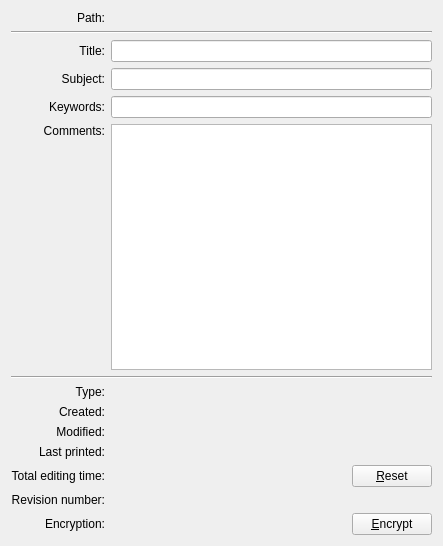
First picture: the form in libs/main/koDocumentInfoAboutWidget.ui, repository KDE/krita, before the edit.
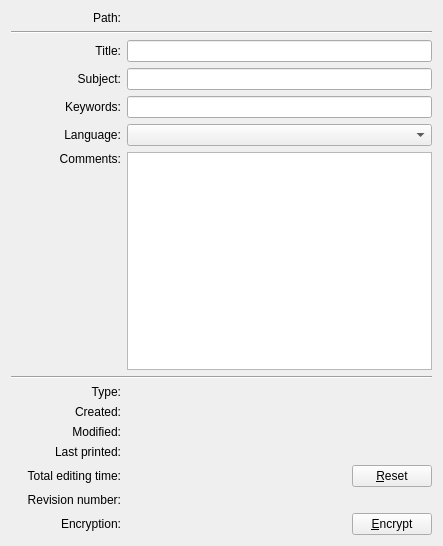
Second picture: the form after the edit.

Commit message: Add dc:language to meta.xml metadata.

Patch:
```diff
--- a/libs/main/koDocumentInfoAboutWidget.ui
+++ b/libs/main/koDocumentInfoAboutWidget.ui
@@ -1,7 +1,7 @@
 <ui version="4.0" >
  <class>KoDocumentInfoAboutWidget</class>
- <widget class="QWidget" name="KoDocumentInfoAboutWidget" >
-  <property name="geometry" >
+ <widget class="QWidget" name="KoDocumentInfoAboutWidget">
+  <property name="geometry">
    <rect>
     <x>0</x>
     <y>0</y>
@@ -9,274 +9,48 @@
     <height>546</height>
    </rect>
   </property>
-  <layout class="QGridLayout" >
-   <item row="0" column="0" >
-    <widget class="QLabel" name="filePathInfoLabel" >
-     <property name="text" >
-      <string>Path:</string>
-     </property>
-     <property name="alignment">
-      <set>Qt::AlignRight|Qt::AlignTrailing|Qt::AlignVCenter</set>
-     </property>
-    </widget>
-   </item>
-   <item row="0" column="1" colspan="2" >
-    <widget class="QLabel" name="filePathLabel" >
-     <property name="text" >
-      <string/>
-     </property>
-    </widget>
-   </item>
-   <item row="1" column="0" colspan="3" >
-    <widget class="Line" name="filePathSeparatorLine" >
-     <property name="orientation" >
-      <enum>Qt::Horizontal</enum>
-     </property>
-    </widget>
-   </item>
-   <item row="2" column="0" >
-    <widget class="QLabel" name="lblTitleDesc" >
-     <property name="text" >
-      <string comment="Document title">Title:</string>
-     </property>
-     <property name="alignment">
-      <set>Qt::AlignRight|Qt::AlignTrailing|Qt::AlignVCenter</set>
-     </property>
-     <property name="buddy" >
-      <cstring>leTitle</cstring>
-     </property>
-    </widget>
-   </item>
-   <item row="2" column="1" colspan="2" >
-    <widget class="QLineEdit" name="leTitle" />
-   </item>
-   <item row="3" column="0" >
-    <widget class="QLabel" name="lblSubjectDesc" >
-     <property name="text" >
-      <string>Subject:</string>
-     </property>
-     <property name="alignment">
-      <set>Qt::AlignRight|Qt::AlignTrailing|Qt::AlignVCenter</set>
-     </property>
-     <property name="buddy" >
-      <cstring>leSubject</cstring>
-     </property>
-    </widget>
-   </item>
-   <item row="3" column="1" colspan="2" >
-    <widget class="QLineEdit" name="leSubject" />
-   </item>
-   <item row="4" column="0" >
-    <widget class="QLabel" name="lblKeywordsDesc" >
-     <property name="text" >
-      <string>Keywords:</string>
-     </property>
-     <property name="alignment">
-      <set>Qt::AlignRight|Qt::AlignTrailing|Qt::AlignVCenter</set>
-     </property>
-     <property name="buddy" >
-      <cstring>leKeywords</cstring>
-     </property>
-    </widget>
-   </item>
-   <item row="4" column="1" colspan="2" >
-    <widget class="QLineEdit" name="leKeywords" >
-     <property name="text" >
-      <string/>
-     </property>
-    </widget>
-   </item>
-   <item row="5" column="0" >
-    <widget class="QLabel" name="lbCommentsDesc" >
-     <property name="text" >
-      <string>Comments:</string>
-     </property>
-     <property name="alignment" >
-      <set>Qt::AlignLeading|Qt::AlignRight|Qt::AlignTop</set>
-     </property>
-     <property name="buddy" >
-      <cstring>meComments</cstring>
-     </property>
-    </widget>
-   </item>
-   <item row="5" column="1" colspan="2" >
-    <widget class="QTextEdit" name="meComments" />
-   </item>
-   <item row="6" column="0" colspan="3" >
-    <widget class="Line" name="line_2" >
-     <property name="orientation" >
-      <enum>Qt::Horizontal</enum>
-     </property>
-    </widget>
-   </item>
-   <item row="7" column="0" >
-    <widget class="QLabel" name="lblTypeDesc" >
-     <property name="alignment">
-      <set>Qt::AlignRight|Qt::AlignTrailing|Qt::AlignVCenter</set>
-     </property>
-     <property name="text" >
-      <string>Type:</string>
-     </property>
-    </widget>
-   </item>
-   <item row="7" column="1" >
-    <widget class="QLabel" name="lblType" >
-     <property name="text" >
-      <string/>
-     </property>
-    </widget>
-   </item>
-   <item row="8" column="0" >
-    <widget class="QLabel" name="lblCreatedDesc" >
-     <property name="text" >
-      <string>Created:</string>
-     </property>
-     <property name="alignment">
-      <set>Qt::AlignRight|Qt::AlignTrailing|Qt::AlignVCenter</set>
-     </property>
-    </widget>
-   </item>
-   <item row="8" column="1" >
-    <widget class="QLabel" name="lblCreated" >
-     <property name="text" >
-      <string/>
-     </property>
-    </widget>
-   </item>
-   <item row="9" column="0" >
-    <widget class="QLabel" name="lblModifiedDesc" >
-     <property name="text" >
-      <string>Modified:</string>
-     </property>
-     <property name="alignment">
-      <set>Qt::AlignRight|Qt::AlignTrailing|Qt::AlignVCenter</set>
-     </property>
-    </widget>
-   </item>
-   <item row="9" column="1" >
-    <widget class="QLabel" name="lblModified" >
-     <property name="text" >
-      <string/>
-     </property>
-    </widget>
-   </item>
-   <item row="10" column="0" >
-    <widget class="QLabel" name="lblLastPrintedDesc" >
-     <property name="text" >
-      <string>Last printed:</string>
-     </property>
-     <property name="alignment">
-      <set>Qt::AlignRight|Qt::AlignTrailing|Qt::AlignVCenter</set>
-     </property>
-    </widget>
-   </item>
-   <item row="10" column="1" >
-    <widget class="QLabel" name="lblLastPrinted" >
-     <property name="text" >
-      <string/>
-     </property>
-    </widget>
-   </item>
-   <item row="11" column="0" >
-    <widget class="QLabel" name="lblEditingDesc" >
-     <property name="text" >
-      <string>Total editing time:</string>
-     </property>
-     <property name="alignment">
-      <set>Qt::AlignRight|Qt::AlignTrailing|Qt::AlignVCenter</set>
-     </property>
-     <property name="buddy" >
-      <cstring>pbReset</cstring>
-     </property>
-    </widget>
-   </item>
-   <item row="11" column="1" >
-    <widget class="QLabel" name="lblEditing" >
-     <property name="text" >
-      <string/>
-     </property>
-    </widget>
-   </item>
-   <item row="11" column="2" >
-    <widget class="QPushButton" name="pbReset" >
-     <property name="sizePolicy" >
-      <sizepolicy vsizetype="Fixed" hsizetype="Preferred" >
+  <layout class="QGridLayout">
+   <item row="14" column="2">
+    <widget class="QPushButton" name="pbEncrypt">
+     <property name="sizePolicy">
+      <sizepolicy hsizetype="Preferred" vsizetype="Fixed">
        <horstretch>0</horstretch>
        <verstretch>0</verstretch>
       </sizepolicy>
      </property>
-     <property name="layoutDirection" >
-      <enum>Qt::RightToLeft</enum>
+     <property name="text">
+      <string>&amp;Encrypt</string>
      </property>
-     <property name="text" >
-      <string>&amp;Reset</string>
-     </property>
     </widget>
    </item>
-   <item row="12" column="0" >
-    <widget class="QLabel" name="lblRevisionDesc" >
-     <property name="text" >
-      <string>Revision number:</string>
-     </property>
-     <property name="alignment">
-      <set>Qt::AlignRight|Qt::AlignTrailing|Qt::AlignVCenter</set>
-     </property>
-    </widget>
-   </item>
-   <item row="12" column="1" >
-    <widget class="QLabel" name="lblRevision" >
-     <property name="text" >
-      <string/>
-     </property>
-    </widget>
-   </item>
-   <item row="13" column="0" >
-    <widget class="QLabel" name="lblEncryptedDesc" >
-     <property name="text" >
-      <string>Encryption:</string>
-     </property>
-     <property name="alignment">
-      <set>Qt::AlignRight|Qt::AlignTrailing|Qt::AlignVCenter</set>
-     </property>
-    </widget>
-   </item>
-   <item row="13" column="1" >
-    <layout class="QHBoxLayout" >
-     <property name="spacing" >
+   <item row="14" column="1">
+    <layout class="QHBoxLayout">
+     <property name="spacing">
       <number>6</number>
      </property>
-     <property name="leftMargin" >
-      <number>0</number>
-     </property>
-     <property name="topMargin" >
-      <number>0</number>
-     </property>
-     <property name="rightMargin" >
-      <number>0</number>
-     </property>
-     <property name="bottomMargin" >
+     <property name="margin">
       <number>0</number>
      </property>
      <item>
-      <widget class="QLabel" name="lblEncryptedPic" >
-       <property name="text" >
+      <widget class="QLabel" name="lblEncryptedPic">
+       <property name="text">
         <string/>
        </property>
       </widget>
      </item>
      <item>
-      <widget class="QLabel" name="lblEncrypted" >
-       <property name="text" >
+      <widget class="QLabel" name="lblEncrypted">
+       <property name="text">
         <string/>
        </property>
       </widget>
      </item>
      <item>
       <spacer>
-       <property name="orientation" >
+       <property name="orientation">
         <enum>Qt::Horizontal</enum>
        </property>
-       <property name="sizeHint" >
+       <property name="sizeHint" stdset="0">
         <size>
          <width>40</width>
          <height>20</height>
@@ -286,16 +60,243 @@
      </item>
     </layout>
    </item>
-   <item row="13" column="2" >
-    <widget class="QPushButton" name="pbEncrypt" >
-     <property name="sizePolicy" >
-      <sizepolicy vsizetype="Fixed" hsizetype="Preferred" >
+   <item row="4" column="0">
+    <widget class="QLabel" name="lblKeywordsDesc">
+     <property name="text">
+      <string>Keywords:</string>
+     </property>
+     <property name="alignment">
+      <set>Qt::AlignRight|Qt::AlignTrailing|Qt::AlignVCenter</set>
+     </property>
+     <property name="buddy">
+      <cstring>leKeywords</cstring>
+     </property>
+    </widget>
+   </item>
+   <item row="9" column="1">
+    <widget class="QLabel" name="lblCreated">
+     <property name="text">
+      <string/>
+     </property>
+    </widget>
+   </item>
+   <item row="7" column="0" colspan="3">
+    <widget class="Line" name="line_2">
+     <property name="orientation">
+      <enum>Qt::Horizontal</enum>
+     </property>
+    </widget>
+   </item>
+   <item row="13" column="1">
+    <widget class="QLabel" name="lblRevision">
+     <property name="text">
+      <string/>
+     </property>
+    </widget>
+   </item>
+   <item row="0" column="1" colspan="2">
+    <widget class="QLabel" name="filePathLabel">
+     <property name="text">
+      <string/>
+     </property>
+    </widget>
+   </item>
+   <item row="2" column="1" colspan="2">
+    <widget class="QLineEdit" name="leTitle"/>
+   </item>
+   <item row="3" column="1" colspan="2">
+    <widget class="QLineEdit" name="leSubject"/>
+   </item>
+   <item row="3" column="0">
+    <widget class="QLabel" name="lblSubjectDesc">
+     <property name="text">
+      <string>Subject:</string>
+     </property>
+     <property name="alignment">
+      <set>Qt::AlignRight|Qt::AlignTrailing|Qt::AlignVCenter</set>
+     </property>
+     <property name="buddy">
+      <cstring>leSubject</cstring>
+     </property>
+    </widget>
+   </item>
+   <item row="11" column="0">
+    <widget class="QLabel" name="lblLastPrintedDesc">
+     <property name="text">
+      <string>Last printed:</string>
+     </property>
+     <property name="alignment">
+      <set>Qt::AlignRight|Qt::AlignTrailing|Qt::AlignVCenter</set>
+     </property>
+    </widget>
+   </item>
+   <item row="8" column="1">
+    <widget class="QLabel" name="lblType">
+     <property name="text">
+      <string/>
+     </property>
+    </widget>
+   </item>
+   <item row="8" column="0">
+    <widget class="QLabel" name="lblTypeDesc">
+     <property name="text">
+      <string>Type:</string>
+     </property>
+     <property name="alignment">
+      <set>Qt::AlignRight|Qt::AlignTrailing|Qt::AlignVCenter</set>
+     </property>
+    </widget>
+   </item>
+   <item row="1" column="0" colspan="3">
+    <widget class="Line" name="filePathSeparatorLine">
+     <property name="orientation">
+      <enum>Qt::Horizontal</enum>
+     </property>
+    </widget>
+   </item>
+   <item row="12" column="0">
+    <widget class="QLabel" name="lblEditingDesc">
+     <property name="text">
+      <string>Total editing time:</string>
+     </property>
+     <property name="alignment">
+      <set>Qt::AlignRight|Qt::AlignTrailing|Qt::AlignVCenter</set>
+     </property>
+     <property name="buddy">
+      <cstring>pbReset</cstring>
+     </property>
+    </widget>
+   </item>
+   <item row="11" column="1">
+    <widget class="QLabel" name="lblLastPrinted">
+     <property name="text">
+      <string/>
+     </property>
+    </widget>
+   </item>
+   <item row="14" column="0">
+    <widget class="QLabel" name="lblEncryptedDesc">
+     <property name="text">
+      <string>Encryption:</string>
+     </property>
+     <property name="alignment">
+      <set>Qt::AlignRight|Qt::AlignTrailing|Qt::AlignVCenter</set>
+     </property>
+    </widget>
+   </item>
+   <item row="2" column="0">
+    <widget class="QLabel" name="lblTitleDesc">
+     <property name="text">
+      <string comment="Document title">Title:</string>
+     </property>
+     <property name="alignment">
+      <set>Qt::AlignRight|Qt::AlignTrailing|Qt::AlignVCenter</set>
+     </property>
+     <property name="buddy">
+      <cstring>leTitle</cstring>
+     </property>
+    </widget>
+   </item>
+   <item row="13" column="0">
+    <widget class="QLabel" name="lblRevisionDesc">
+     <property name="text">
+      <string>Revision number:</string>
+     </property>
+     <property name="alignment">
+      <set>Qt::AlignRight|Qt::AlignTrailing|Qt::AlignVCenter</set>
+     </property>
+    </widget>
+   </item>
+   <item row="10" column="0">
+    <widget class="QLabel" name="lblModifiedDesc">
+     <property name="text">
+      <string>Modified:</string>
+     </property>
+     <property name="alignment">
+      <set>Qt::AlignRight|Qt::AlignTrailing|Qt::AlignVCenter</set>
+     </property>
+    </widget>
+   </item>
+   <item row="6" column="1" colspan="2">
+    <widget class="QTextEdit" name="meComments"/>
+   </item>
+   <item row="10" column="1">
+    <widget class="QLabel" name="lblModified">
+     <property name="text">
+      <string/>
+     </property>
+    </widget>
+   </item>
+   <item row="6" column="0">
+    <widget class="QLabel" name="lbCommentsDesc">
+     <property name="text">
+      <string>Comments:</string>
+     </property>
+     <property name="alignment">
+      <set>Qt::AlignLeading|Qt::AlignLeft|Qt::AlignRight|Qt::AlignTop|Qt::AlignTrailing</set>
+     </property>
+     <property name="buddy">
+      <cstring>meComments</cstring>
+     </property>
+    </widget>
+   </item>
+   <item row="4" column="1" colspan="2">
+    <widget class="QLineEdit" name="leKeywords">
+     <property name="text">
+      <string/>
+     </property>
+    </widget>
+   </item>
+   <item row="9" column="0">
+    <widget class="QLabel" name="lblCreatedDesc">
+     <property name="text">
+      <string>Created:</string>
+     </property>
+     <property name="alignment">
+      <set>Qt::AlignRight|Qt::AlignTrailing|Qt::AlignVCenter</set>
+     </property>
+    </widget>
+   </item>
+   <item row="0" column="0">
+    <widget class="QLabel" name="filePathInfoLabel">
+     <property name="text">
+      <string>Path:</string>
+     </property>
+     <property name="alignment">
+      <set>Qt::AlignRight|Qt::AlignTrailing|Qt::AlignVCenter</set>
+     </property>
+    </widget>
+   </item>
+   <item row="12" column="2">
+    <widget class="QPushButton" name="pbReset">
+     <property name="sizePolicy">
+      <sizepolicy hsizetype="Preferred" vsizetype="Fixed">
        <horstretch>0</horstretch>
        <verstretch>0</verstretch>
       </sizepolicy>
      </property>
-     <property name="text" >
-      <string>&amp;Encrypt</string>
+     <property name="layoutDirection">
+      <enum>Qt::RightToLeft</enum>
+     </property>
+     <property name="text">
+      <string>&amp;Reset</string>
+     </property>
+    </widget>
+   </item>
+   <item row="12" column="1">
+    <widget class="QLabel" name="lblEditing">
+     <property name="text">
+      <string/>
+     </property>
+    </widget>
+   </item>
+   <item row="5" column="1" colspan="2">
+    <widget class="QComboBox" name="cbLanguage"/>
+   </item>
+   <item row="5" column="0">
+    <widget class="QLabel" name="lbLanguageDesc">
+     <property name="text">
+      <string>                Language:</string>
      </property>
     </widget>
    </item>
```
Left out of the diff: 6 changed lines with no effect on the pictures. The commit also changes 1 other file.
